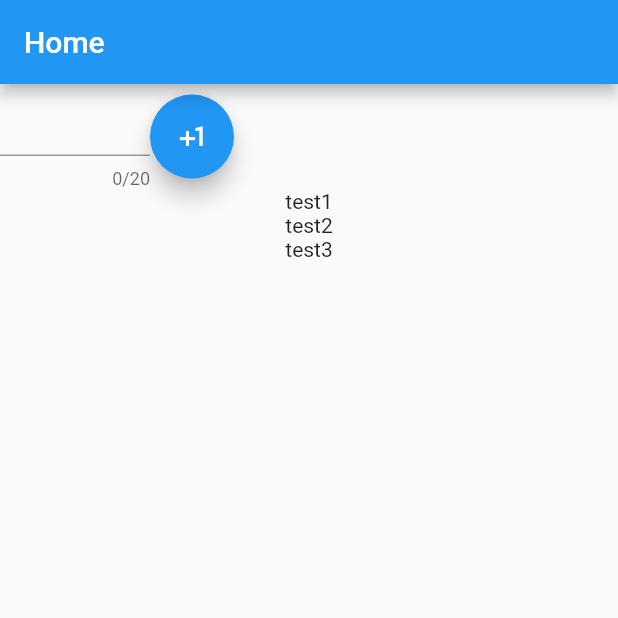
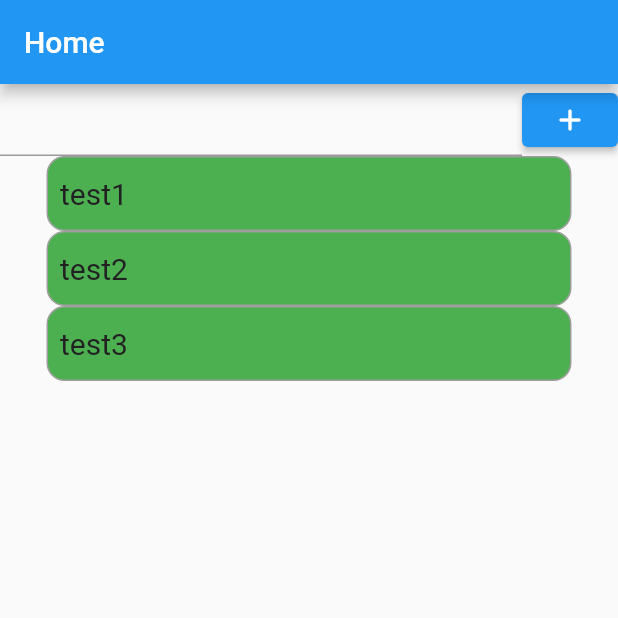
Before and after one commit to muni-muni/munimuni, a Flutter app: the screen it shows after launch, on a phone screen of 412 x 824 dp, the top half of it. Run offline on Flutter 3.47's test engine with Material 2 defaults, Android fonts, the phone set to English and light mode, and no system bars.

Commit message:
removed task.dart, improved to do list, will be adding some firm designs sooner or later

```diff
--- a/lib/main.dart
+++ b/lib/main.dart
@@ -13,11 +13,42 @@ class MuniMuni extends StatefulWidget {
 }
 
 class _MuniMuniState extends State<MuniMuni> {
-  List<String> text = ["test1", "test2", "test3"];
+  List<String> _text = ["test1", "test2", "test3"];
+
+  void _addText(){
+    setState(() {
+      _text.add(_inputTaskController.text);
+    });
+  }
+
+  final _inputTaskController = TextEditingController();
+  @override
 
   Widget getTextWidgets(List<String> strings)
   {
-    return Column(children: strings.map((item) => Text(item)).toList());
+    return Column(children: strings.map((item) =>
+      Container(
+        height: 50,
+        width: 350,
+        decoration: BoxDecoration(
+          color: Colors.green[500],
+          border: Border.all(width:1, color: Colors.grey),
+          borderRadius: BorderRadius.circular(12)
+        ),
+        child: Align(
+          alignment: Alignment.centerLeft,
+          child:
+          Padding(
+            padding:EdgeInsets.all(8.0),
+            child: Text(item,
+            style: TextStyle(
+              fontSize: 20,
+              color:Colors.grey[900],
+            )
+          )
+        )
+      )
+    )).toList());
   }
 
   @override
@@ -29,22 +60,22 @@ class _MuniMuniState extends State<MuniMuni> {
             appBar: AppBar(
               title: const Text('Home')
             ),
-            body: Flex(
-              direction: Axis.vertical,
+            body: ListView(
               children:[
                 Row(
                   mainAxisSize: MainAxisSize.max,
                   children: [
-                    const SizedBox(
-                      width:100,
-                      child: TextField(maxLength: 20,)
+                    Expanded(
+                      child: TextField(
+                        controller:  _inputTaskController,
+                      )
                     ),
-                    FloatingActionButton(
-                      child:const Icon(Icons.plus_one_outlined),
-                      onPressed: () => {print("Helo world")}
+                    ElevatedButton(
+                      onPressed: _addText,
+                      child:const Icon(Icons.add_rounded),
                     )
                 ],),
-                getTextWidgets(text)
+                getTextWidgets(_text)
               ]),
           );
         },
--- a/lib/task.dart
+++ /dev/null
@@ -1,17 +0,0 @@
-
-class Task {
-// Class properties
-  Int _id;
-  String _name;
-  bool _completed;
-  // Default constructor
-  Task(this._name);
-  // Getter and setter for id getId() => this._id;
-  setId(id) => this._id = id;
-  // Getter and setter for name
-  getName() => this._name;
-  setName(name) => this._name = name;
-  // Getter and setter for completed
-  isCompleted() => this._completed;
-  setCompleted(completed) => this._completed = completed;
-}
```
